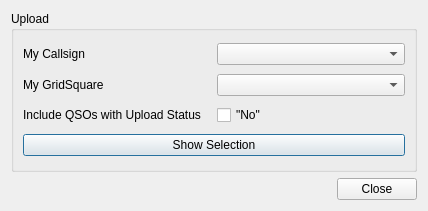
Qt form ui/ClublogDialog.ui (k5mcd/QLog) before a commit.
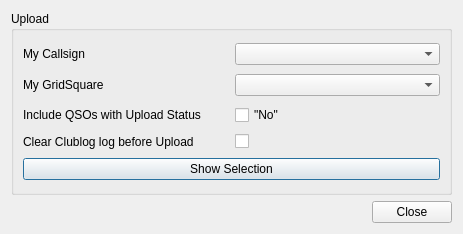
The same form after that commit.

Commit message: Clublog Batch Upload: Added Clear and Reupload Flag

The edit to the form file:
```diff
--- a/ui/ClublogDialog.ui
+++ b/ui/ClublogDialog.ui
@@ -6,8 +6,8 @@
    <rect>
     <x>0</x>
     <y>0</y>
-    <width>428</width>
-    <height>211</height>
+    <width>463</width>
+    <height>234</height>
    </rect>
   </property>
   <property name="windowTitle">
@@ -20,30 +20,16 @@
       <string>Upload</string>
      </property>
      <layout class="QGridLayout" name="gridLayout">
-      <item row="1" column="0">
-       <widget class="QLabel" name="myGridLabel">
+      <item row="3" column="0">
+       <widget class="QLabel" name="clearReuploadLabel">
         <property name="text">
-         <string>My GridSquare</string>
+         <string>Clear Clublog log before Upload</string>
         </property>
        </widget>
       </item>
       <item row="0" column="1">
        <widget class="QComboBox" name="myCallsignCombo"/>
       </item>
-      <item row="0" column="0">
-       <widget class="QLabel" name="myCallsignLabel">
-        <property name="text">
-         <string>My Callsign</string>
-        </property>
-       </widget>
-      </item>
-      <item row="3" column="0" colspan="2">
-       <widget class="QPushButton" name="showButton">
-        <property name="text">
-         <string>Show Selection</string>
-        </property>
-       </widget>
-      </item>
       <item row="1" column="1">
        <widget class="QComboBox" name="myGridCombo"/>
       </item>
@@ -54,6 +40,20 @@
         </property>
        </widget>
       </item>
+      <item row="3" column="1">
+       <widget class="QCheckBox" name="clearReuploadCheckbox">
+        <property name="text">
+         <string/>
+        </property>
+       </widget>
+      </item>
+      <item row="4" column="0" colspan="2">
+       <widget class="QPushButton" name="showButton">
+        <property name="text">
+         <string>Show Selection</string>
+        </property>
+       </widget>
+      </item>
       <item row="2" column="1">
        <layout class="QHBoxLayout" name="horizontalLayout">
         <item>
@@ -68,6 +68,20 @@
         </item>
        </layout>
       </item>
+      <item row="0" column="0">
+       <widget class="QLabel" name="myCallsignLabel">
+        <property name="text">
+         <string>My Callsign</string>
+        </property>
+       </widget>
+      </item>
+      <item row="1" column="0">
+       <widget class="QLabel" name="myGridLabel">
+        <property name="text">
+         <string>My GridSquare</string>
+        </property>
+       </widget>
+      </item>
      </layout>
     </widget>
    </item>
```
The commit also changes 3 other files.
